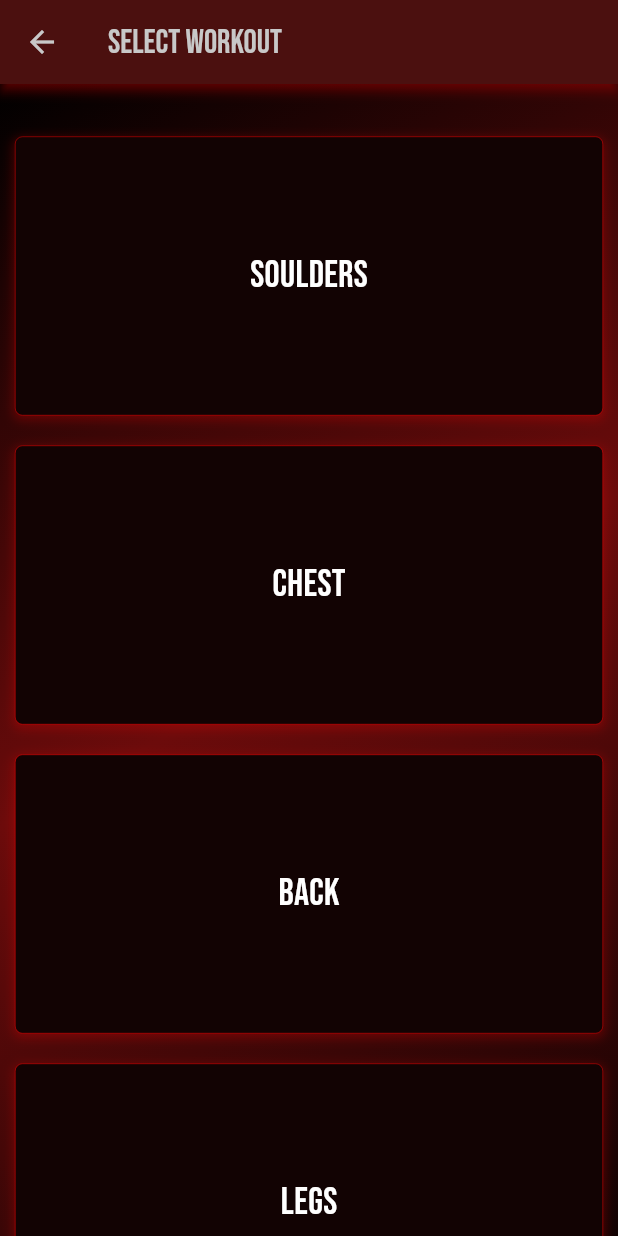
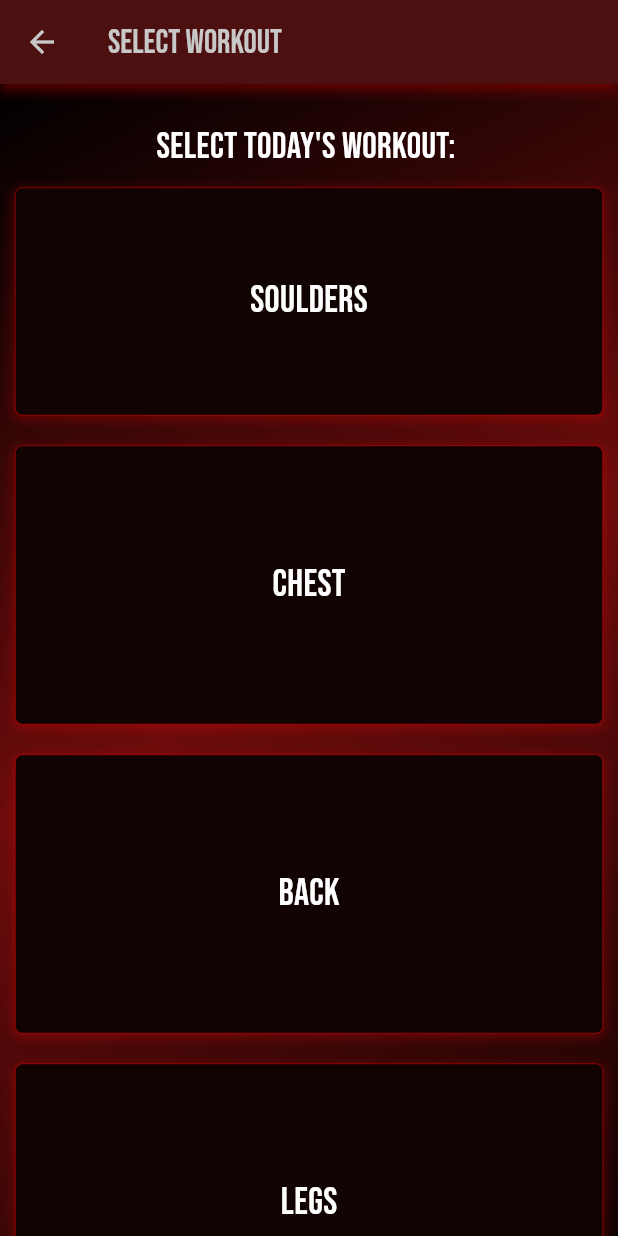
Before and after one commit to Hasse331/focusgym, a Flutter app: the screen it shows after launch, after a tap on "Start workout", on a phone screen of 412 x 824 dp. Run offline on Flutter 3.47's test engine with Material 3 defaults, Android fonts, the light colour scheme and no system bars; our stand-ins replace google_fonts.

Commit message:
workouts.dart adjustments

```diff
--- a/lib/workouts.dart
+++ b/lib/workouts.dart
@@ -21,6 +21,26 @@
               2, // Adjust based on your item's content and desired aspect ratio
         ),
         itemBuilder: (context, index) {
+          if (index == 0) {
+            return Column(
+              children: [
+                const Text(
+                  "Select today's workout: ",
+                  style: TextStyle(
+                    color: Colors.white,
+                    fontSize: 24,
+                  ),
+                ),
+                Expanded(
+                  child: WorkoutBox(
+                    boxTitle: workoutsData[index].title,
+                    boxIcon: "Icon",
+                    index: index,
+                  ), // You custom widget
+                )
+              ],
+            );
+          }
           return WorkoutBox(
             boxTitle: workoutsData[index].title,
             boxIcon: "Icon",
```
